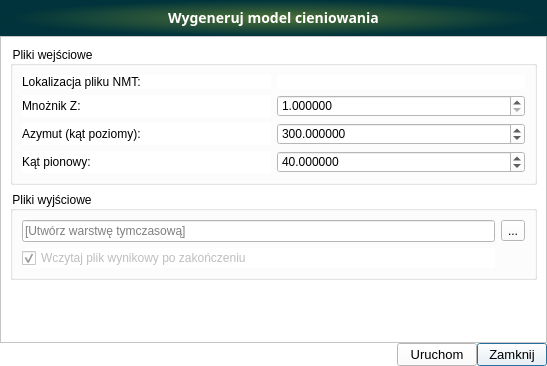
This is GenerateHillshade/UI/GenerateHillshade_UI.ui in eryk918/nmt_analysis_plugin as Qt 5 draws it before an edit. The edited form follows.
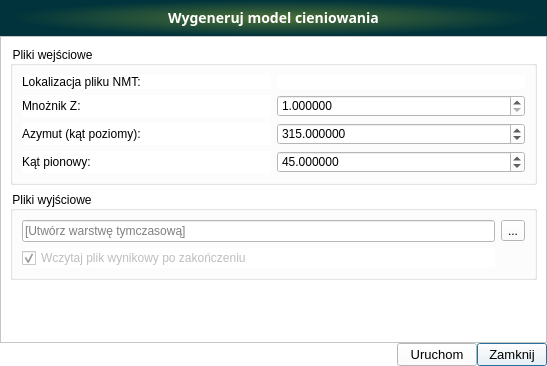
This is the edited form. Icons and pictures are not drawn. Custom widgets are drawn as their Qt base class.

The edit to the form file:
```diff
--- a/GenerateHillshade/UI/GenerateHillshade_UI.ui
+++ b/GenerateHillshade/UI/GenerateHillshade_UI.ui
@@ -298,7 +298,7 @@
             <double>360.000000000000000</double>
            </property>
            <property name="value">
-            <double>300.000000000000000</double>
+            <double>315.000000000000000</double>
            </property>
           </widget>
          </item>
@@ -311,7 +311,7 @@
             <double>90.000000000000000</double>
            </property>
            <property name="value">
-            <double>40.000000000000000</double>
+            <double>45.000000000000000</double>
            </property>
           </widget>
          </item>
```
